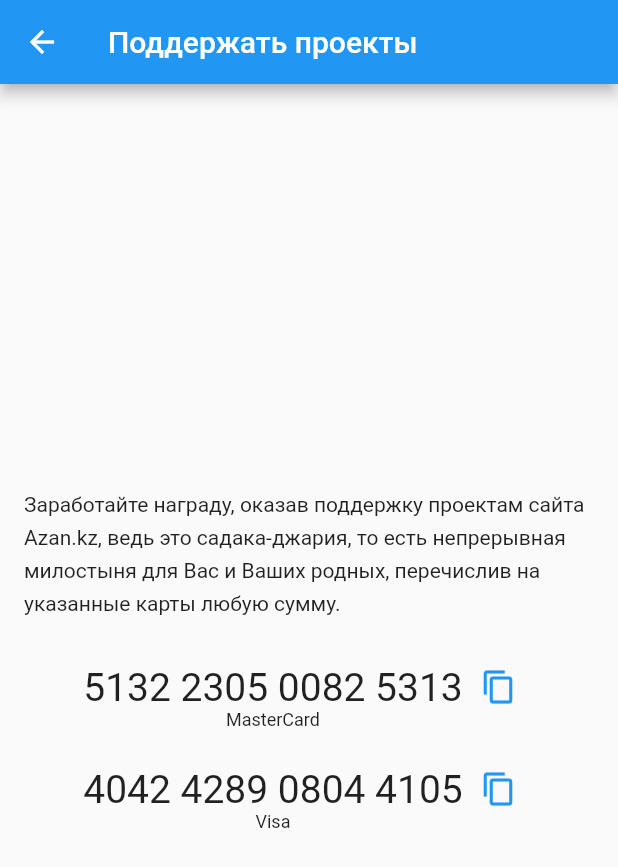
After one commit to yerzhant/askimam, a Flutter app: the screen it shows once a user with an empty profile is signed in, in the side drawer, after a tap on "Поддержать проекты", on a phone screen of 412 x 824 dp. The commit adds this screen. Shown: the top 867 px of the screen. Run offline on Flutter 3.47's test engine with Material 2 defaults, Android fonts, the phone set to English and light mode, and no system bars; our stand-ins replace cloud_firestore, firebase_auth, firebase_messaging, firebase_storage, flutter_linkify, google_sign_in and 2 more; missing offline and left inert: algolia, clipboard, flutter_sound, linkify; accounts and stored records are empty.

Commit message:
Add sponsor page

```diff
--- a/lib/main.dart
+++ b/lib/main.dart
@@ -11,6 +11,7 @@ import 'package:askimam/localization.dart';
 import 'package:askimam/my_questions.dart';
 import 'package:askimam/new_question.dart';
 import 'package:askimam/search.dart';
+import 'package:askimam/sponsor_page.dart';
 import 'package:cloud_firestore/cloud_firestore.dart';
 import 'package:firebase_auth/firebase_auth.dart';
 import 'package:firebase_messaging/firebase_messaging.dart';
@@ -297,6 +298,22 @@ class _MainPage extends StatelessWidget {
             ),
             Divider(height: 1),
             ListTile(
+              title: Text('Поддержать проекты'),
+              leading: Icon(
+                Icons.support,
+                color: Theme.of(context).primaryColor,
+              ),
+              onTap: () {
+                Navigator.pop(context);
+                Navigator.push(
+                  context,
+                  MaterialPageRoute(
+                    builder: (_) => SponsorPage(),
+                  ),
+                );
+              },
+            ),
+            ListTile(
               title: Text('Azan.kz'),
               leading: Icon(
                 Icons.public,
--- /dev/null
+++ b/lib/sponsor_page.dart
@@ -0,0 +1,90 @@
+import 'package:clipboard/clipboard.dart';
+import 'package:flutter/material.dart';
+import 'package:flutter/widgets.dart';
+
+class SponsorPage extends StatelessWidget {
+  @override
+  Widget build(BuildContext context) {
+    return Scaffold(
+      appBar: AppBar(title: Text('Поддержать проекты')),
+      body: Padding(
+        padding: EdgeInsets.all(16),
+        child: Column(
+          mainAxisAlignment: MainAxisAlignment.center,
+          children: [
+            Text(
+              'Заработайте награду, оказав поддержку проектам сайта Azan.kz, ведь это садака-джария, то есть непрерывная милостыня для Вас и Ваших родных, перечислив на указанные карты любую сумму.',
+              style: TextStyle(height: 1.6),
+            ),
+            const SizedBox(height: 30),
+            Row(
+              mainAxisAlignment: MainAxisAlignment.center,
+              children: [
+                Column(
+                  children: const [
+                    Text(
+                      '5132 2305 0082 5313',
+                      style: TextStyle(fontSize: 26),
+                    ),
+                    Text(
+                      'MasterCard',
+                      style: TextStyle(fontSize: 12),
+                    ),
+                  ],
+                ),
+                Builder(
+                  builder: (context) => IconButton(
+                    padding: const EdgeInsets.only(top: 5),
+                    alignment: Alignment.topCenter,
+                    onPressed: () async {
+                      await FlutterClipboard.copy('5132230500825313');
+                      Scaffold.of(context).showSnackBar(
+                          const SnackBar(content: Text('Номер скопирован.')));
+                    },
+                    icon: Icon(
+                      Icons.copy,
+                      color: Theme.of(context).primaryColor,
+                    ),
+                  ),
+                ),
+              ],
+            ),
+            const SizedBox(height: 20),
+            Row(
+              mainAxisAlignment: MainAxisAlignment.center,
+              children: [
+                Column(
+                  children: const [
+                    Text(
+                      '4042 4289 0804 4105',
+                      style: TextStyle(fontSize: 26),
+                    ),
+                    Text(
+                      'Visa',
+                      style: TextStyle(fontSize: 12),
+                    ),
+                  ],
+                ),
+                Builder(
+                  builder: (context) => IconButton(
+                    alignment: Alignment.topCenter,
+                    padding: const EdgeInsets.only(top: 5),
+                    onPressed: () async {
+                      await FlutterClipboard.copy('4042428908044105');
+                      Scaffold.of(context).showSnackBar(
+                          const SnackBar(content: Text('Номер скопирован.')));
+                    },
+                    icon: Icon(
+                      Icons.copy,
+                      color: Theme.of(context).primaryColor,
+                    ),
+                  ),
+                ),
+              ],
+            ),
+          ],
+        ),
+      ),
+    );
+  }
+}
```
Also changed, not shown: pubspec.yaml (+12 -56 lines), pubspec.lock, 1 other file.
